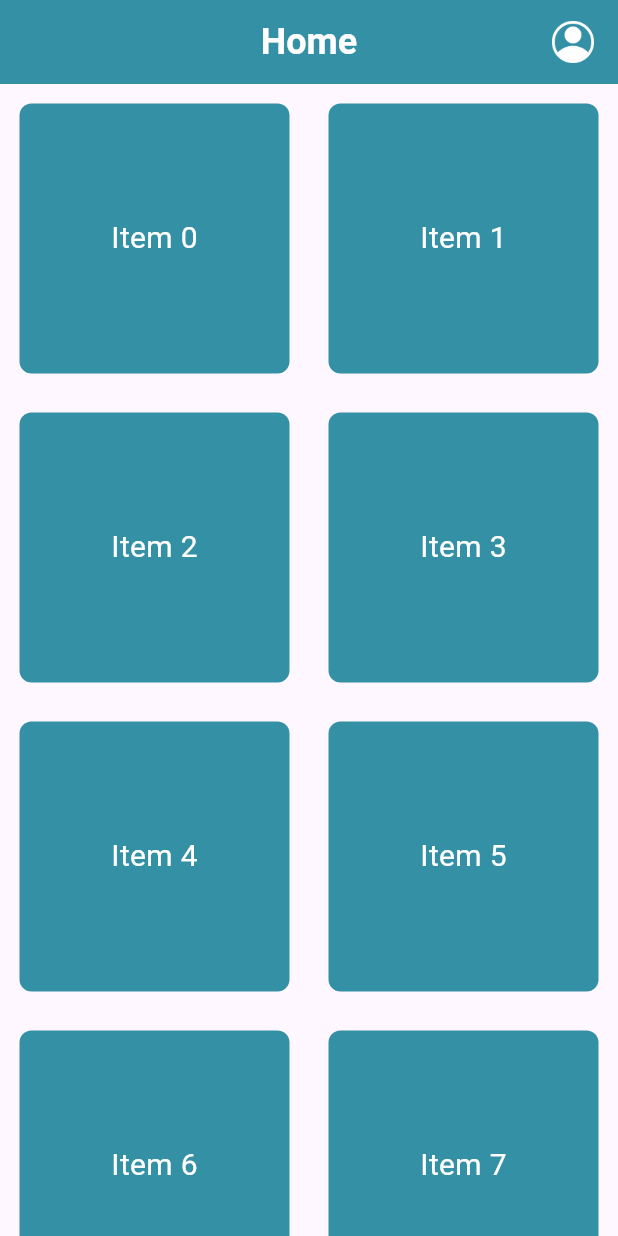
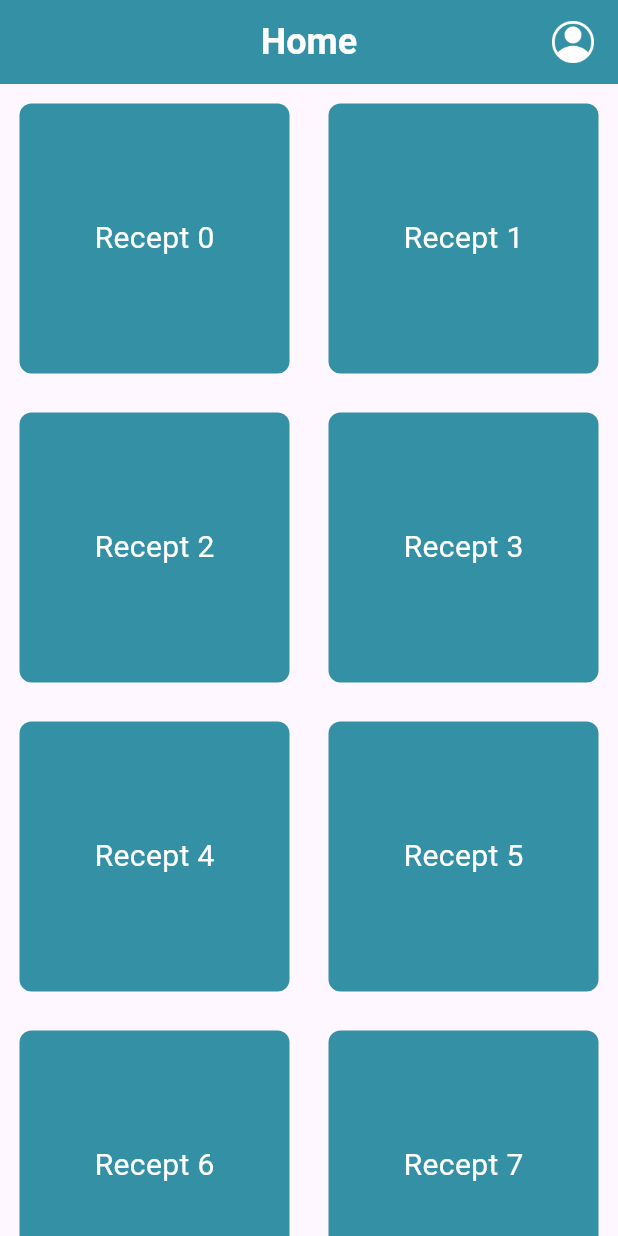
Before and after one commit to PeekingBad/RecipesApp, a Flutter app: the screen it shows after launch, on a phone screen of 412 x 824 dp. Run offline on Flutter 3.47's test engine with Material 3 defaults, Android fonts, the phone set to English and light mode, and no system bars; Roboto replaces fonts that are missing (Poppins).

Commit message:
fix - hotfix test

```diff
--- a/lib/screens/homepage.dart
+++ b/lib/screens/homepage.dart
@@ -30,7 +30,7 @@ class _HomepageState extends State<Homepage> {
               ),
               child: Center(
                 child: Text(
-                  'Item $index',
+                  'Recept $index',
                   style: TextStyle(
                     color: Colors.white,
                     fontSize: 20
```
